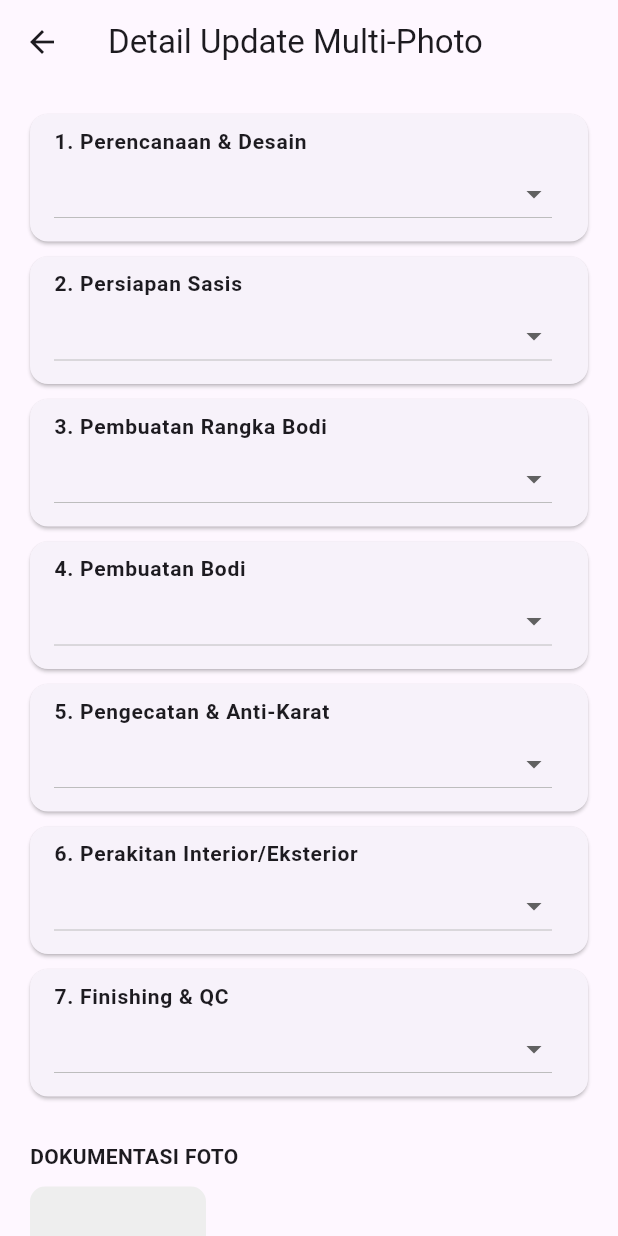
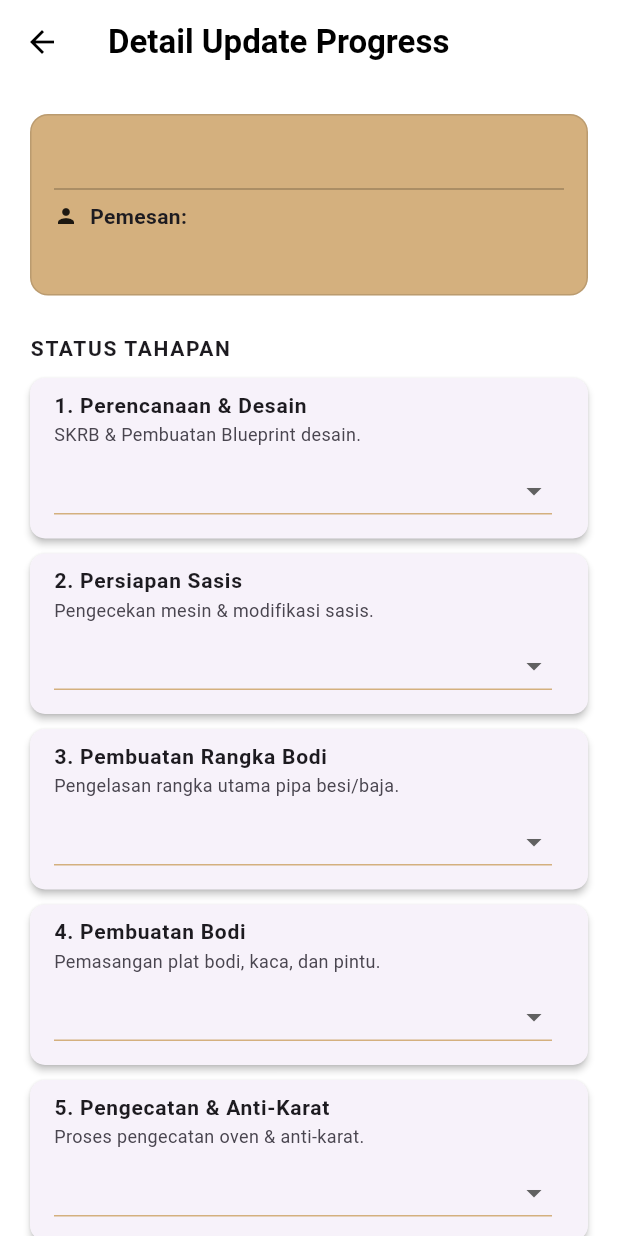
Before and after one commit to justin-rar/karoseri_mobile, a Flutter app: the DetailProgressPage screen opened directly with empty values, on a phone screen of 412 x 824 dp. Run offline on Flutter 3.47's test engine with Material 3 defaults, Android fonts, the phone set to English and light mode, and no system bars; our stand-ins replace image_picker, supabase_flutter; accounts and stored records are empty.

Commit message:
penambahan judul, deskripsi, dan nama pemesan pada halaman detail update progress

```diff
--- a/lib/dashboard/manager/features/progress/detail_update_progress_page.dart
+++ b/lib/dashboard/manager/features/progress/detail_update_progress_page.dart
@@ -69,14 +69,14 @@ class _DetailProgressPageState extends State<DetailProgressPage> {
   @override
   void initState() {
     super.initState();
-    // Inisialisasi status progres
+    // Inisialisasi status progres dari data yang diterima
     progressStatus = {
       for (var t in tahapan)
         t['key']!:
             widget.projectData[t['key']]?.toString() ?? 'Belum dikerjakan',
     };
 
-    // Ambil data foto lama (asumsikan database menyimpan array)
+    // Ambil data foto lama
     if (widget.projectData['foto_url'] != null) {
       if (widget.projectData['foto_url'] is List) {
         existingUrls = List<String>.from(widget.projectData['foto_url']);
@@ -86,7 +86,6 @@ class _DetailProgressPageState extends State<DetailProgressPage> {
     }
   }
 
-  // Fungsi pilih banyak gambar
   Future<void> _pickMultiImages() async {
     final List<XFile> picked = await ImagePicker().pickMultiImage(
       imageQuality: 50,
@@ -105,13 +104,10 @@ class _DetailProgressPageState extends State<DetailProgressPage> {
     try {
       List<String> allUrls = [...existingUrls];
 
-      // Upload file-file baru satu per satu
       for (var image in selectedImages) {
         final fileExt = image.name.split('.').last;
         final fileName =
             'img_${projectId}_${DateTime.now().microsecondsSinceEpoch}.$fileExt';
-
-        // Baca file sebagai bytes agar support WEB
         final bytes = await image.readAsBytes();
 
         await supabase.storage
@@ -128,7 +124,6 @@ class _DetailProgressPageState extends State<DetailProgressPage> {
         allUrls.add(url);
       }
 
-      // Update tabel dengan ARRAY of URLs
       await supabase
           .from('projects')
           .update({
@@ -139,14 +134,14 @@ class _DetailProgressPageState extends State<DetailProgressPage> {
             'tahap_5': progressStatus['tahap_5'],
             'tahap_6': progressStatus['tahap_6'],
             'tahap_7': progressStatus['tahap_7'],
-            'foto_url': allUrls, // Mengirim List/Array
+            'foto_url': allUrls,
           })
           .eq('id_project', projectId);
 
       if (mounted) {
-        ScaffoldMessenger.of(
-          context,
-        ).showSnackBar(const SnackBar(content: Text("Berhasil Update!")));
+        ScaffoldMessenger.of(context).showSnackBar(
+          const SnackBar(content: Text("Berhasil Update Progress! ✅")),
+        );
         Navigator.pop(context, true);
       }
     } catch (e) {
@@ -162,25 +157,87 @@ class _DetailProgressPageState extends State<DetailProgressPage> {
   @override
   Widget build(BuildContext context) {
     return Scaffold(
-      appBar: AppBar(title: const Text("Detail Update Multi-Photo")),
+      backgroundColor: Colors.white,
+      appBar: AppBar(
+        title: const Text(
+          "Detail Update Progress",
+          style: TextStyle(color: Colors.black, fontWeight: FontWeight.bold),
+        ),
+        backgroundColor: Colors.white,
+        elevation: 0,
+        iconTheme: const IconThemeData(color: Colors.black),
+      ),
       body: SingleChildScrollView(
         padding: const EdgeInsets.all(20),
         child: Column(
+          crossAxisAlignment: CrossAxisAlignment.start,
           children: [
+            // --- HEADER INFO PROJECT (JUDUL, PEMESAN, DESKRIPSI) ---
+            Container(
+              width: double.infinity,
+              padding: const EdgeInsets.all(15),
+              decoration: BoxDecoration(
+                color: const Color(0xFFD4B07E),
+                borderRadius: BorderRadius.circular(12),
+                border: Border.all(color: Colors.black12),
+              ),
+              child: Column(
+                crossAxisAlignment: CrossAxisAlignment.start,
+                children: [
+                  Text(
+                    widget.projectData['nama_project']
+                            ?.toString()
+                            .toUpperCase() ??
+                        "PROJECT",
+                    style: const TextStyle(
+                      fontWeight: FontWeight.bold,
+                      fontSize: 18,
+                    ),
+                  ),
+                  const Divider(color: Colors.black26),
+                  Row(
+                    children: [
+                      const Icon(Icons.person, size: 16),
+                      const SizedBox(width: 8),
+                      Text(
+                        "Pemesan: ${widget.projectData['nama_pemesan'] ?? '-'}",
+                        style: const TextStyle(fontWeight: FontWeight.bold),
+                      ),
+                    ],
+                  ),
+                  const SizedBox(height: 8),
+                  Text(
+                    widget.projectData['deskripsi'] ?? "Tidak ada deskripsi.",
+                    style: const TextStyle(
+                      fontSize: 13,
+                      color: Colors.black87,
+                      fontStyle: FontStyle.italic,
+                    ),
+                  ),
+                ],
+              ),
+            ),
+
+            const SizedBox(height: 25),
+            const Text(
+              "STATUS TAHAPAN",
+              style: TextStyle(fontWeight: FontWeight.bold, letterSpacing: 1.1),
+            ),
+            const SizedBox(height: 10),
+
+            // List Tahapan
             ...tahapan.map(
               (t) => _buildStepCard(t['judul']!, t['sub']!, t['key']!),
             ),
-            const SizedBox(height: 20),
-            const Align(
-              alignment: Alignment.centerLeft,
-              child: Text(
+
+            const SizedBox(height: 25),
+            const Text(
               "DOKUMENTASI FOTO",
               style: TextStyle(fontWeight: FontWeight.bold),
             ),
-            ),
             const SizedBox(height: 10),
 
-            // Grid View untuk menampilkan banyak foto
+            // Grid Foto
             GridView.builder(
               shrinkWrap: true,
               physics: const NeverScrollableScrollPhysics(),
@@ -203,21 +260,15 @@ class _DetailProgressPageState extends State<DetailProgressPage> {
                     ),
                   );
                 }
-
-                int adjustedIndex = index - 1;
-                if (adjustedIndex < existingUrls.length) {
-                  // Foto dari Database
+                int adjIdx = index - 1;
+                if (adjIdx < existingUrls.length) {
+                  return _buildImageItem(existingUrls[adjIdx], isNetwork: true);
+                } else {
+                  int fileIdx = adjIdx - existingUrls.length;
                   return _buildImageItem(
-                    existingUrls[adjustedIndex],
-                    isNetwork: true,
-                  );
-                } else {
-                  // Foto yang baru dipilih (Preview)
-                  int fileIndex = adjustedIndex - existingUrls.length;
-                  return _buildImageItem(
-                    selectedImages[fileIndex].path,
+                    selectedImages[fileIdx].path,
                     isNetwork: false,
-                    file: selectedImages[fileIndex],
+                    file: selectedImages[fileIdx],
                   );
                 }
               },
@@ -231,10 +282,17 @@ class _DetailProgressPageState extends State<DetailProgressPage> {
                 onPressed: isLoading ? null : _updateProgress,
                 style: ElevatedButton.styleFrom(
                   backgroundColor: const Color(0xFFD4B07E),
+                  foregroundColor: Colors.black,
+                  shape: RoundedRectangleBorder(
+                    borderRadius: BorderRadius.circular(8),
+                  ),
                 ),
                 child: isLoading
-                    ? const CircularProgressIndicator()
-                    : const Text("SIMPAN SEMUA"),
+                    ? const CircularProgressIndicator(color: Colors.black)
+                    : const Text(
+                        "SIMPAN SEMUA DATA",
+                        style: TextStyle(fontWeight: FontWeight.bold),
+                      ),
               ),
             ),
           ],
@@ -261,7 +319,7 @@ class _DetailProgressPageState extends State<DetailProgressPage> {
                         fit: BoxFit.cover,
                         width: double.infinity,
                         height: double.infinity,
-                      ) // Image.network di web support blob path
+                      )
                     : Image.file(
                         File(path),
                         fit: BoxFit.cover,
@@ -270,17 +328,15 @@ class _DetailProgressPageState extends State<DetailProgressPage> {
                       )),
         ),
         Positioned(
-          right: 0,
-          top: 0,
+          right: 2,
+          top: 2,
           child: GestureDetector(
-            onTap: () {
-              setState(() {
+            onTap: () => setState(() {
               if (isNetwork)
                 existingUrls.remove(path);
               else
                 selectedImages.remove(file);
-              });
-            },
+            }),
             child: const CircleAvatar(
               radius: 12,
               backgroundColor: Colors.red,
@@ -295,18 +351,33 @@ class _DetailProgressPageState extends State<DetailProgressPage> {
   Widget _buildStepCard(String judul, String sub, String key) {
     return Card(
       margin: const EdgeInsets.only(bottom: 10),
+      elevation: 2,
+      shape: RoundedRectangleBorder(borderRadius: BorderRadius.circular(10)),
       child: ListTile(
         title: Text(
           judul,
           style: const TextStyle(fontWeight: FontWeight.bold, fontSize: 14),
         ),
-        subtitle: DropdownButton<String>(
+        subtitle: Column(
+          crossAxisAlignment: CrossAxisAlignment.start,
+          children: [
+            Text(sub, style: const TextStyle(fontSize: 12)),
+            const SizedBox(height: 5),
+            DropdownButton<String>(
               value: progressStatus[key],
               isExpanded: true,
+              underline: Container(height: 1, color: const Color(0xFFD4B07E)),
               items: statusOptions
-              .map((s) => DropdownMenuItem(value: s, child: Text(s)))
+                  .map(
+                    (s) => DropdownMenuItem(
+                      value: s,
+                      child: Text(s, style: const TextStyle(fontSize: 13)),
+                    ),
+                  )
                   .toList(),
               onChanged: (val) => setState(() => progressStatus[key] = val!),
+            ),
+          ],
         ),
       ),
     );
```
Lines whose indentation alone changed are shown as unchanged.
